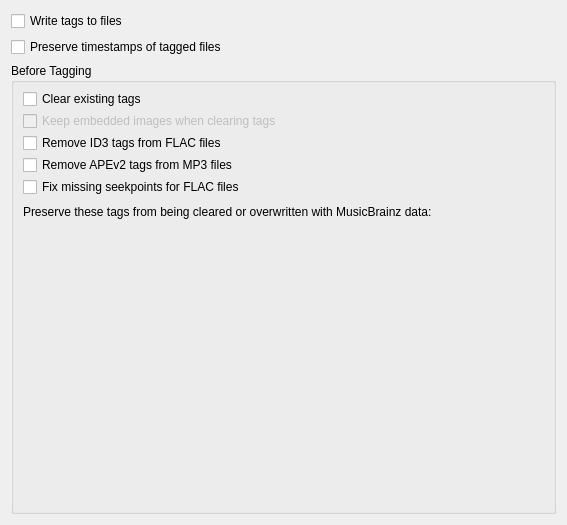
Qt form ui/options_tags.ui (metabrainz/picard) before a commit.
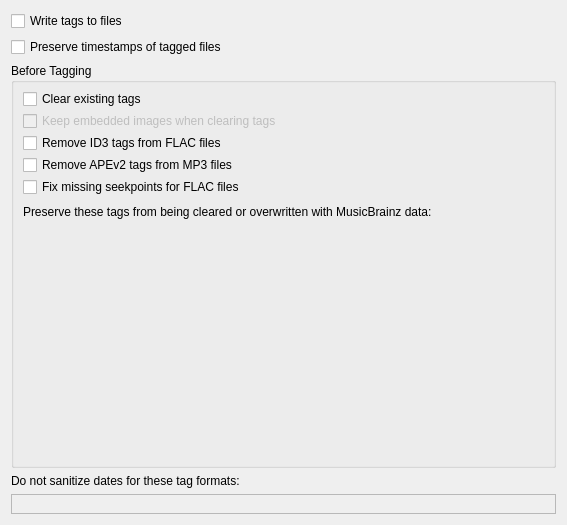
The same form after that commit. Custom widgets are drawn as their Qt base class.

Commit message:
Move date sanitization UI to .ui file for highlight support
Move the 'Do not sanitize dates' label and container from code-generated
widgets to the options_tags.ui file. This allows the container to be
referenced by objectName for profile highlighting.

The code now uses self.ui.do_not_sanitize_layout and
self.ui.do_not_sanitize_container instead of creating them at runtime.

Diff of the .ui file:
```diff
--- a/ui/options_tags.ui
+++ b/ui/options_tags.ui
@@ -114,6 +114,32 @@
      </layout>
     </widget>
    </item>
+   <item>
+    <widget class="QLabel" name="do_not_sanitize_label">
+     <property name="text">
+      <string>Do not sanitize dates for these tag formats:</string>
+     </property>
+    </widget>
+   </item>
+   <item>
+    <widget class="QFrame" name="do_not_sanitize_container">
+     <property name="frameShape">
+      <enum>QFrame::Shape::StyledPanel</enum>
+     </property>
+     <property name="frameShadow">
+      <enum>QFrame::Shadow::Raised</enum>
+     </property>
+     <layout class="QVBoxLayout" name="verticalLayout_2">
+      <item>
+       <layout class="QVBoxLayout" name="do_not_sanitize_layout">
+        <property name="spacing">
+         <number>4</number>
+        </property>
+       </layout>
+      </item>
+     </layout>
+    </widget>
+   </item>
   </layout>
  </widget>
  <customwidgets>
```
The commit also changes 2 other files.
